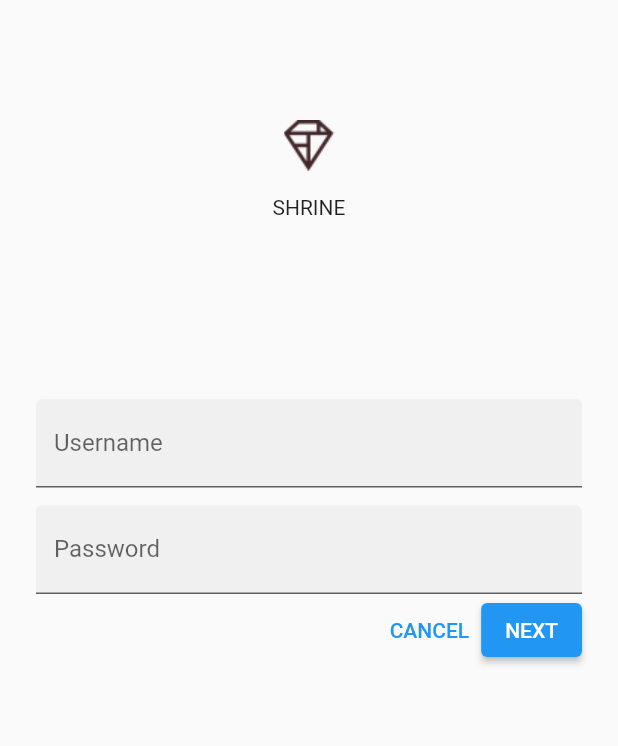
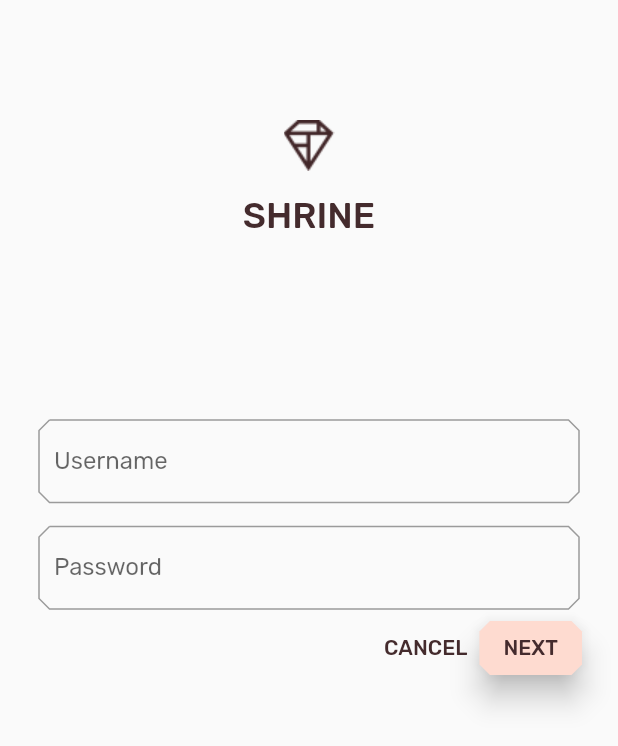
Before and after one commit to Adarsh-Hota/ShoppingProductsApp, a Flutter app: the screen it shows after launch, after a tap on "CANCEL", on a phone screen of 412 x 824 dp. Shown: the top 746 px of the screen. Run offline on Flutter 3.47's test engine with Material 2 defaults, Android fonts, the phone set to English and light mode, and no system bars.

Commit message:
Added theme

```diff
--- a/lib/app.dart
+++ b/lib/app.dart
@@ -1,6 +1,63 @@
 import 'package:flutter/material.dart';
 import 'home.dart';
 import 'login.dart';
+import 'colors.dart';
+import 'supplemental/cut_corners_border.dart';
+
+final ThemeData _kShrineTheme = _buildShrineTheme();
+
+ThemeData _buildShrineTheme() {
+  final ThemeData base = ThemeData.light();
+  return base.copyWith(
+    colorScheme: base.colorScheme.copyWith(
+      primary: kShrinePink100,
+      onPrimary: kShrineBrown900,
+      secondary: kShrineBrown900,
+      error: kShrineErrorRed,
+    ),
+    textTheme: _buildShrineTextTheme(base.textTheme),
+    textSelectionTheme: const TextSelectionThemeData(
+      selectionColor: kShrinePink100,
+    ),
+    inputDecorationTheme: const InputDecorationTheme(
+      border: CutCornersBorder(),
+      focusedBorder: CutCornersBorder(
+        borderSide: BorderSide(
+          width: 2.0,
+          color: kShrineBrown900,
+        ),
+      ),
+      floatingLabelStyle: TextStyle(
+        color: kShrineBrown900,
+      ),
+    ),
+  );
+}
+
+TextTheme _buildShrineTextTheme(TextTheme base) {
+  return base
+      .copyWith(
+        headline5: base.headline5!.copyWith(
+          fontWeight: FontWeight.w500,
+        ),
+        headline6: base.headline6!.copyWith(
+          fontSize: 18.0,
+        ),
+        caption: base.caption!.copyWith(
+          fontWeight: FontWeight.w400,
+          fontSize: 14.0,
+        ),
+        bodyText1: base.bodyText1!.copyWith(
+          fontWeight: FontWeight.w500,
+          fontSize: 16.0,
+        ),
+      )
+      .apply(
+        fontFamily: 'Rubik',
+        displayColor: kShrineBrown900,
+        bodyColor: kShrineBrown900,
+      );
+}
 
 // TODO: Convert ShrineApp to stateful widget (104)
 class ShrineApp extends StatelessWidget {
@@ -21,6 +78,7 @@ class ShrineApp extends StatelessWidget {
         // TODO: Change backLayer field value to CategoryMenuPage (104)
       },
       // TODO: Add a theme (103)
+      theme: _kShrineTheme,
     );
   }
 }
--- /dev/null
+++ b/lib/colors.dart
@@ -0,0 +1,13 @@
+import 'package:flutter/material.dart';
+
+const kShrinePink50 = Color(0xFFFEEAE6);
+const kShrinePink100 = Color(0xFFFEDBD0);
+const kShrinePink300 = Color(0xFFFBB8AC);
+const kShrinePink400 = Color(0xFFEAA4A4);
+
+const kShrineBrown900 = Color(0xFF442B2D);
+
+const kShrineErrorRed = Color(0xFFC5032B);
+
+const kShrineSurfaceWhite = Color(0xFFFFFBFA);
+const kShrineBackgroundWhite = Colors.white;
--- a/lib/home.dart
+++ b/lib/home.dart
@@ -20,10 +20,9 @@ class HomePage extends StatelessWidget {
     return products.map((product) {
       return Card(
         clipBehavior: Clip.antiAlias,
-        // TODO: Adjust card heights (103)
+        elevation: 3.0,
         child: Column(
-          // TODO: Center items on the card (103)
-          crossAxisAlignment: CrossAxisAlignment.start,
+          crossAxisAlignment: CrossAxisAlignment.center,
           children: <Widget>[
             AspectRatio(
               aspectRatio: 18 / 11,
@@ -37,20 +36,19 @@ class HomePage extends StatelessWidget {
               child: Padding(
                 padding: const EdgeInsets.fromLTRB(16.0, 12.0, 16.0, 8.0),
                 child: Column(
-                  // TODO: Align labels to the bottom and center (103)
-                  crossAxisAlignment: CrossAxisAlignment.start,
-                  // TODO: Change innermost Column (103)
+                  mainAxisAlignment: MainAxisAlignment.end,
                   children: <Widget>[
-                    // TODO: Handle overflowing labels (103)
                     Text(
                       product.name,
-                      style: theme.textTheme.headline6,
+                      style: theme.textTheme.button,
+                      softWrap: false,
+                      overflow: TextOverflow.ellipsis,
                       maxLines: 1,
                     ),
-                    const SizedBox(height: 8.0),
+                    const SizedBox(height: 4.0),
                     Text(
                       formatter.format(product.price),
-                      style: theme.textTheme.subtitle2,
+                      style: theme.textTheme.caption,
                     ),
                   ],
                 ),
@@ -103,6 +101,8 @@ class HomePage extends StatelessWidget {
       ),
       body: GridView.count(
         crossAxisCount: 2,
+        crossAxisSpacing: 2.0,
+        mainAxisSpacing: 2.0,
         padding: const EdgeInsets.all(16.0),
         childAspectRatio: 8.0 / 9.0,
         children: _buildGridCards(context),
--- a/lib/login.dart
+++ b/lib/login.dart
@@ -23,50 +23,56 @@ class _LoginPageState extends State<LoginPage> {
               children: <Widget>[
                 Image.asset('assets/diamond.png'),
                 const SizedBox(height: 16.0),
-                const Text('SHRINE'),
+                Text(
+                  'SHRINE',
+                  style: Theme.of(context).textTheme.headline5,
+                ),
               ],
             ),
             const SizedBox(height: 120.0),
-            // TODO: Remove filled: true values (103)
-
             TextField(
               controller: _usernameController,
               decoration: const InputDecoration(
-                filled: true,
                 labelText: 'Username',
               ),
             ),
-
             const SizedBox(
               height: 12.0,
             ),
-
             TextField(
               controller: _passwordController,
               decoration: const InputDecoration(
-                filled: true,
                 labelText: 'Password',
               ),
               obscureText: true,
             ),
-
             OverflowBar(
               alignment: MainAxisAlignment.end,
-              // TODO: Add a beveled rectangular border to CANCEL (103)
               children: <Widget>[
-                // TODO: Add buttons (101)
                 TextButton(
                   child: const Text('CANCEL'),
                   onPressed: () {
                     _usernameController.clear();
                     _passwordController.clear();
                   },
+                  style: TextButton.styleFrom(
+                    primary: Theme.of(context).colorScheme.secondary,
+                    shape: const BeveledRectangleBorder(
+                      borderRadius: BorderRadius.all(Radius.circular(7.0)),
+                    ),
+                  ),
                 ),
                 ElevatedButton(
                   child: const Text('NEXT'),
                   onPressed: () {
                     Navigator.pop(context);
                   },
+                  style: ElevatedButton.styleFrom(
+                    elevation: 8.0,
+                    shape: const BeveledRectangleBorder(
+                      borderRadius: BorderRadius.all(Radius.circular(7.0)),
+                    ),
+                  ),
                 ),
               ],
             ),
--- a/lib/main.dart
+++ b/lib/main.dart
@@ -1,5 +1,4 @@
 import 'package:flutter/material.dart';
-
 import 'app.dart';
 
 void main() => runApp(const ShrineApp());
```
Also changed, not shown: pubspec.yaml (+7 -0 lines).
